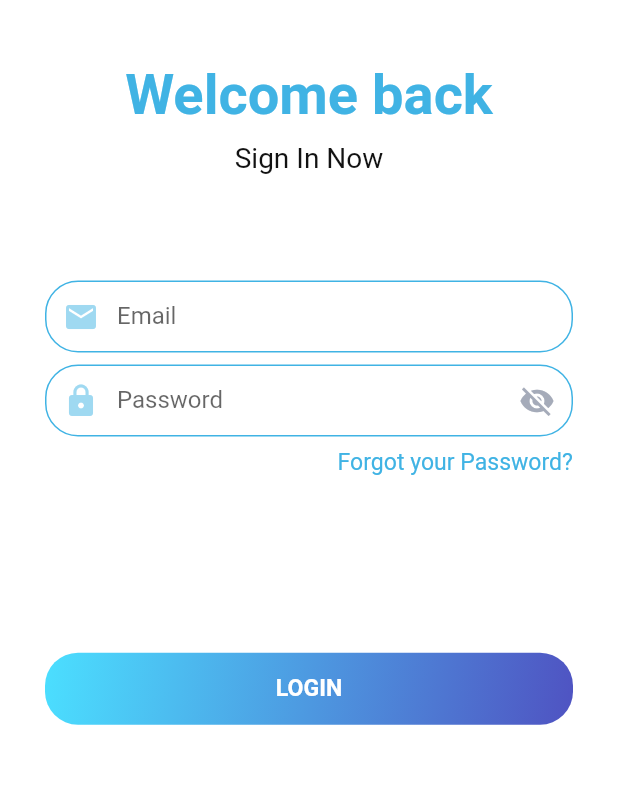
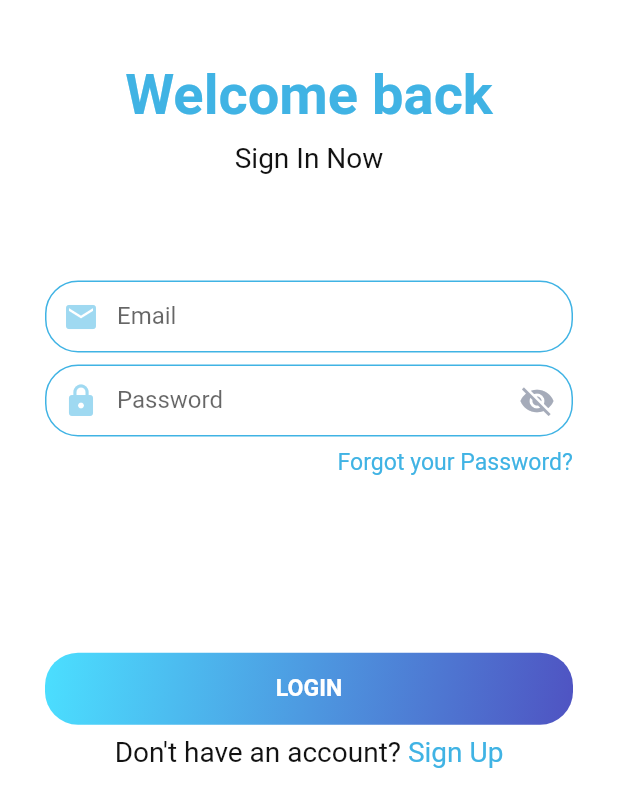
Before and after one commit to mohamedamr987/mafqood, a Flutter app: the LoginInPageScaffold screen opened directly, on a phone screen of 412 x 824 dp. Shown: the top 807 px of the screen. Run offline on Flutter 3.47's test engine with Material 2 defaults, Android fonts, the phone set to English and light mode, and no system bars; our stand-ins replace cached_network_image, dartz, dio, dots_indicator, flutter_bloc, flutter_svg and 3 more; accounts and stored records are empty.

Commit message:
added don't have account on login page

```diff
--- a/lib/loginInPage/components/login_text_fields_component.dart
+++ b/lib/loginInPage/components/login_text_fields_component.dart
@@ -59,6 +59,24 @@ class LoginTextFieldsComponent extends StatelessWidget {
           elevation: 0.0,
           gradient: kLinearGradient,
         ),
+        GestureDetector(
+          onTap: () {
+          },
+          child: Row(
+            mainAxisAlignment: MainAxisAlignment.center,
+            children: const [
+              GeneralText(
+                text: "Don't have an account? ",
+                size: 17,
+              ),
+              GeneralText(
+                text: "Sign Up",
+                size: 17,
+                color: kPrimaryColor,
+              ),
+            ],
+          ),
+        )
       ],
     );
   }
```
